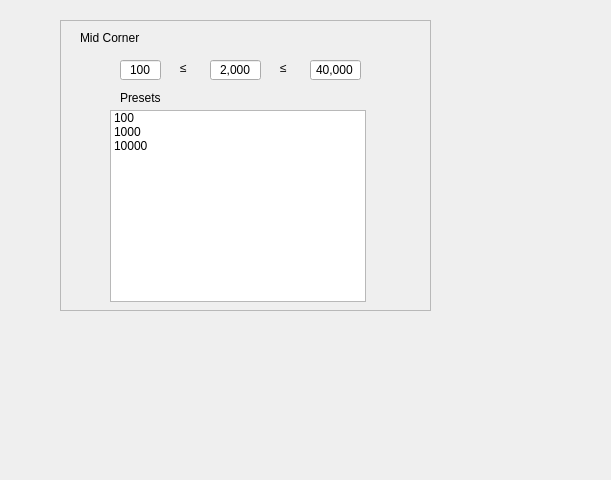
This is gui/qtdesigner/CornersWidget.ui in wyattduber/CyDAQ as Qt 5 draws it before an edit. The edited form follows.
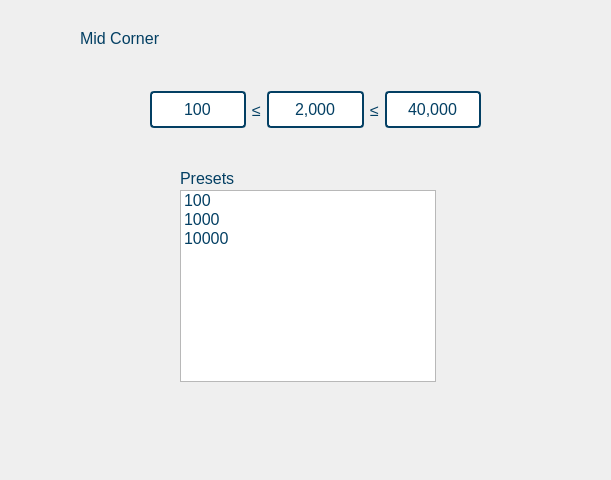
This is the edited form.

Commit message: update styling for filters and corners

Patch:
```diff
--- a/gui/qtdesigner/CornersWidget.ui
+++ b/gui/qtdesigner/CornersWidget.ui
@@ -13,6 +13,28 @@
   <property name="windowTitle">
    <string>Form</string>
   </property>
+  <property name="styleSheet">
+   <string notr="true">QWidget {
+	font-family: &quot;Segoe UI&quot;;
+	font-size: 16px;
+	color: #033f63;
+}
+
+QPushButton {
+	background-color: #033f63;
+	color: #d9d9d9;
+	border-radius: 4px;
+	padding: 8px 21px;
+	text-align: center;
+}
+
+QLineEdit {
+	border-radius: 4px;
+	border: 2px solid #033f63;
+	padding: 4px 8px;
+	height: 25px;
+}</string>
+  </property>
   <widget class="QLabel" name="label">
    <property name="geometry">
     <rect>
@@ -26,157 +48,123 @@
     <string>Mid Corner</string>
    </property>
   </widget>
-  <widget class="QFrame" name="cornerFrame">
+  <widget class="QListWidget" name="corner_presets">
    <property name="geometry">
     <rect>
-     <x>60</x>
-     <y>20</y>
-     <width>371</width>
-     <height>291</height>
+     <x>180</x>
+     <y>190</y>
+     <width>256</width>
+     <height>192</height>
     </rect>
    </property>
-   <property name="frameShape">
-    <enum>QFrame::StyledPanel</enum>
-   </property>
-   <property name="frameShadow">
-    <enum>QFrame::Raised</enum>
-   </property>
-   <widget class="QLabel" name="lessThan1">
-    <property name="geometry">
-     <rect>
-      <x>120</x>
-      <y>40</y>
-      <width>16</width>
-      <height>16</height>
-     </rect>
-    </property>
-    <property name="text">
-     <string>≤</string>
-    </property>
-   </widget>
-   <widget class="QLabel" name="lessThan2">
-    <property name="geometry">
-     <rect>
-      <x>220</x>
-      <y>40</y>
-      <width>16</width>
-      <height>16</height>
-     </rect>
-    </property>
-    <property name="text">
-     <string>≤</string>
-    </property>
-   </widget>
-   <widget class="QLineEdit" name="minCornerBox">
-    <property name="geometry">
-     <rect>
-      <x>60</x>
-      <y>40</y>
-      <width>41</width>
-      <height>20</height>
-     </rect>
-    </property>
+   <item>
     <property name="text">
      <string>100</string>
     </property>
-    <property name="alignment">
-     <set>Qt::AlignCenter</set>
+    <property name="font">
+     <font>
+      <weight>50</weight>
+      <bold>false</bold>
+     </font>
     </property>
-    <property name="readOnly">
-     <bool>true</bool>
-    </property>
-   </widget>
-   <widget class="QLineEdit" name="inputCornerBox">
-    <property name="geometry">
-     <rect>
-      <x>150</x>
-      <y>40</y>
-      <width>51</width>
-      <height>20</height>
-     </rect>
-    </property>
+   </item>
+   <item>
     <property name="text">
-     <string>2,000</string>
+     <string>1000</string>
     </property>
-    <property name="alignment">
-     <set>Qt::AlignCenter</set>
+    <property name="font">
+     <font>
+      <weight>50</weight>
+      <bold>false</bold>
+     </font>
     </property>
-   </widget>
-   <widget class="QLineEdit" name="maxCornerBox">
-    <property name="geometry">
-     <rect>
-      <x>250</x>
-      <y>40</y>
-      <width>51</width>
-      <height>20</height>
-     </rect>
-    </property>
+   </item>
+   <item>
     <property name="text">
-     <string>40,000</string>
+     <string>10000</string>
     </property>
-    <property name="alignment">
-     <set>Qt::AlignCenter</set>
+    <property name="font">
+     <font>
+      <weight>50</weight>
+      <bold>false</bold>
+     </font>
     </property>
-    <property name="readOnly">
-     <bool>true</bool>
-    </property>
-   </widget>
-   <widget class="QLabel" name="label_2">
-    <property name="geometry">
-     <rect>
-      <x>60</x>
-      <y>70</y>
-      <width>221</width>
-      <height>16</height>
-     </rect>
-    </property>
-    <property name="text">
-     <string>Presets</string>
-    </property>
-   </widget>
-   <widget class="QListWidget" name="cornerPresets">
-    <property name="geometry">
-     <rect>
-      <x>50</x>
-      <y>90</y>
-      <width>256</width>
-      <height>192</height>
-     </rect>
-    </property>
+   </item>
+  </widget>
+  <widget class="QLabel" name="label_2">
+   <property name="geometry">
+    <rect>
+     <x>180</x>
+     <y>170</y>
+     <width>221</width>
+     <height>16</height>
+    </rect>
+   </property>
+   <property name="text">
+    <string>Presets</string>
+   </property>
+  </widget>
+  <widget class="QWidget" name="horizontalLayoutWidget">
+   <property name="geometry">
+    <rect>
+     <x>150</x>
+     <y>70</y>
+     <width>331</width>
+     <height>80</height>
+    </rect>
+   </property>
+   <layout class="QHBoxLayout" name="horizontalLayout">
     <item>
-     <property name="text">
-      <string>100</string>
-     </property>
-     <property name="font">
-      <font>
-       <weight>50</weight>
-       <bold>false</bold>
-      </font>
-     </property>
+     <widget class="QLineEdit" name="minCornerBox">
+      <property name="text">
+       <string>100</string>
+      </property>
+      <property name="alignment">
+       <set>Qt::AlignCenter</set>
+      </property>
+      <property name="readOnly">
+       <bool>true</bool>
+      </property>
+     </widget>
     </item>
     <item>
-     <property name="text">
-      <string>1000</string>
-     </property>
-     <property name="font">
-      <font>
-       <weight>50</weight>
-       <bold>false</bold>
-      </font>
-     </property>
+     <widget class="QLabel" name="lessThan1">
+      <property name="text">
+       <string>≤</string>
+      </property>
+     </widget>
     </item>
     <item>
-     <property name="text">
-      <string>10000</string>
-     </property>
-     <property name="font">
-      <font>
-       <weight>50</weight>
-       <bold>false</bold>
-      </font>
-     </property>
+     <widget class="QLineEdit" name="corner_input">
+      <property name="text">
+       <string>2,000</string>
+      </property>
+      <property name="alignment">
+       <set>Qt::AlignCenter</set>
+      </property>
+     </widget>
     </item>
-   </widget>
+    <item>
+     <widget class="QLabel" name="lessThan2">
+      <property name="text">
+       <string>≤</string>
+      </property>
+     </widget>
+    </item>
+    <item>
+     <widget class="QLineEdit" name="maxCornerBox">
+      <property name="text">
+       <string>40,000</string>
+      </property>
+      <property name="alignment">
+       <set>Qt::AlignCenter</set>
+      </property>
+      <property name="readOnly">
+       <bool>true</bool>
+      </property>
+     </widget>
+    </item>
+   </layout>
   </widget>
  </widget>
  <resources/>
```
The commit also changes 4 other files.
